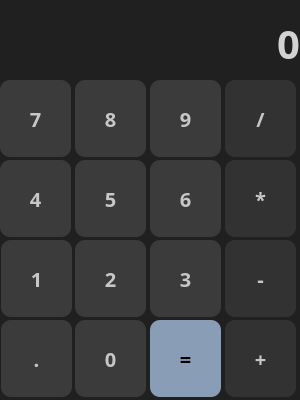
Qt form calc.ui (Jlychee/calc_pyqt6) before a commit.
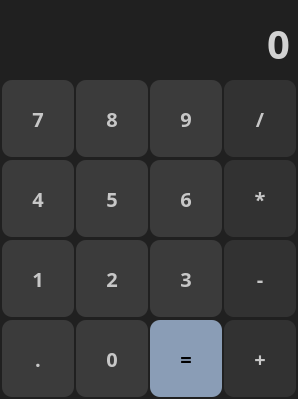
The same form after that commit.

```diff
--- a/calc.ui
+++ b/calc.ui
@@ -6,8 +6,8 @@
    <rect>
     <x>0</x>
     <y>0</y>
-    <width>300</width>
-    <height>400</height>
+    <width>298</width>
+    <height>399</height>
    </rect>
   </property>
   <property name="windowTitle">
@@ -23,7 +23,7 @@
       <x>0</x>
       <y>0</y>
       <width>300</width>
-      <height>71</height>
+      <height>81</height>
      </rect>
     </property>
     <property name="font">
@@ -48,15 +48,18 @@
      <set>Qt::AlignBottom|Qt::AlignRight|Qt::AlignTrailing</set>
     </property>
     <property name="margin">
+     <number>0</number>
+    </property>
+    <property name="indent">
      <number>10</number>
     </property>
    </widget>
    <widget class="QPushButton" name="btn_plus">
     <property name="geometry">
      <rect>
-      <x>225</x>
+      <x>224</x>
       <y>320</y>
-      <width>71</width>
+      <width>72</width>
       <height>77</height>
      </rect>
     </property>
@@ -82,7 +85,7 @@
      <rect>
       <x>150</x>
       <y>320</y>
-      <width>71</width>
+      <width>72</width>
       <height>77</height>
      </rect>
     </property>
@@ -105,9 +108,9 @@
    <widget class="QPushButton" name="btn_zero">
     <property name="geometry">
      <rect>
-      <x>75</x>
+      <x>76</x>
       <y>320</y>
-      <width>71</width>
+      <width>72</width>
       <height>77</height>
      </rect>
     </property>
@@ -131,9 +134,9 @@
    <widget class="QPushButton" name="btn_dot">
     <property name="geometry">
      <rect>
-      <x>1</x>
+      <x>2</x>
       <y>320</y>
-      <width>71</width>
+      <width>72</width>
       <height>77</height>
      </rect>
     </property>
@@ -157,9 +160,9 @@
    <widget class="QPushButton" name="btn_1">
     <property name="geometry">
      <rect>
-      <x>1</x>
+      <x>2</x>
       <y>240</y>
-      <width>71</width>
+      <width>72</width>
       <height>77</height>
      </rect>
     </property>
@@ -183,9 +186,9 @@
    <widget class="QPushButton" name="btn_4">
     <property name="geometry">
      <rect>
-      <x>0</x>
+      <x>2</x>
       <y>160</y>
-      <width>71</width>
+      <width>72</width>
       <height>77</height>
      </rect>
     </property>
@@ -209,9 +212,9 @@
    <widget class="QPushButton" name="btn_7">
     <property name="geometry">
      <rect>
-      <x>0</x>
+      <x>2</x>
       <y>80</y>
-      <width>71</width>
+      <width>72</width>
       <height>77</height>
      </rect>
     </property>
@@ -235,9 +238,9 @@
    <widget class="QPushButton" name="btn_2">
     <property name="geometry">
      <rect>
-      <x>75</x>
+      <x>76</x>
       <y>240</y>
-      <width>71</width>
+      <width>72</width>
       <height>77</height>
      </rect>
     </property>
@@ -263,7 +266,7 @@
      <rect>
       <x>150</x>
       <y>240</y>
-      <width>71</width>
+      <width>72</width>
       <height>77</height>
      </rect>
     </property>
@@ -287,9 +290,9 @@
    <widget class="QPushButton" name="btn_minus">
     <property name="geometry">
      <rect>
-      <x>225</x>
+      <x>224</x>
       <y>240</y>
-      <width>71</width>
+      <width>72</width>
       <height>77</height>
      </rect>
     </property>
@@ -313,9 +316,9 @@
    <widget class="QPushButton" name="btn_5">
     <property name="geometry">
      <rect>
-      <x>75</x>
+      <x>76</x>
       <y>160</y>
-      <width>71</width>
+      <width>72</width>
       <height>77</height>
      </rect>
     </property>
@@ -341,7 +344,7 @@
      <rect>
       <x>150</x>
       <y>160</y>
-      <width>71</width>
+      <width>72</width>
       <height>77</height>
      </rect>
     </property>
@@ -366,9 +369,9 @@
    <widget class="QPushButton" name="btn_mult">
     <property name="geometry">
      <rect>
-      <x>225</x>
+      <x>224</x>
       <y>160</y>
-      <width>71</width>
+      <width>72</width>
       <height>77</height>
      </rect>
     </property>
@@ -392,9 +395,9 @@
    <widget class="QPushButton" name="btn_8">
     <property name="geometry">
      <rect>
-      <x>75</x>
+      <x>76</x>
       <y>80</y>
-      <width>71</width>
+      <width>72</width>
       <height>77</height>
      </rect>
     </property>
@@ -420,7 +423,7 @@
      <rect>
       <x>150</x>
       <y>80</y>
-      <width>71</width>
+      <width>72</width>
       <height>77</height>
      </rect>
     </property>
@@ -444,9 +447,9 @@
    <widget class="QPushButton" name="btn_divis">
     <property name="geometry">
      <rect>
-      <x>225</x>
+      <x>224</x>
       <y>80</y>
-      <width>71</width>
+      <width>72</width>
       <height>77</height>
      </rect>
     </property>
```
